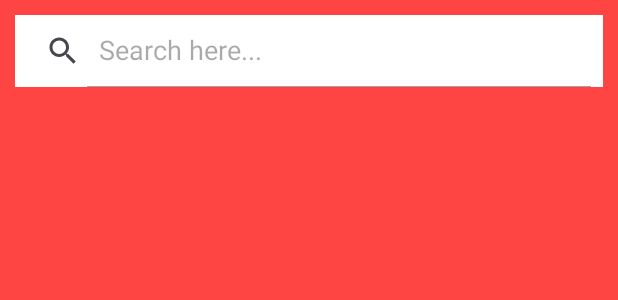
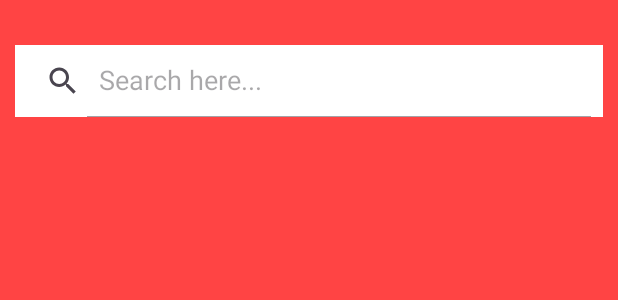
Before and after one commit to Vi021/MOPR280325_Part2, an Android app: the layout activity_main.xml on its own in the app's theme, with its tools: preview values and no code run, on a phone screen of 412 x 824 dp. Shown: the top 300 px of the screen. Run offline under Robolectric (Android 15) with nearby library versions, the phone set to English and light mode, and no system bars.

Commit message:
fixed bugs

```diff
--- a/app/src/main/res/layout/activity_main.xml
+++ b/app/src/main/res/layout/activity_main.xml
@@ -5,22 +5,27 @@
     android:id="@+id/main"
     android:layout_width="match_parent"
     android:layout_height="match_parent"
+    android:background="@android:color/holo_red_light"
     tools:context=".indicator_RecyclerView.MainActivity">
 
     <androidx.recyclerview.widget.RecyclerView
         android:id="@+id/rclr_icon"
         android:layout_width="match_parent"
-        android:layout_height="match_parent"
-        android:background="@android:color/holo_red_light"
+        android:layout_height="wrap_content"
+        android:layout_margin="10dp"
         android:contentDescription="RecyclerView with indicator"
-        android:padding="15dp"
+        app:layout_constraintEnd_toEndOf="parent"
+        app:layout_constraintStart_toStartOf="parent"
+        app:layout_constraintTop_toBottomOf="@+id/srch"
         tools:ignore="HardcodedText" />
 
     <androidx.appcompat.widget.SearchView
         android:id="@+id/srch"
         android:layout_width="match_parent"
         android:layout_height="wrap_content"
-        android:layout_margin="10dp"
+        android:layout_marginTop="30dp"
+        android:layout_marginStart="10dp"
+        android:layout_marginEnd="10dp"
         android:background="@color/white"
         app:iconifiedByDefault="false"
         app:layout_constraintEnd_toEndOf="parent"
```
Also changed, not shown: app/src/main/java/vn/iotstar/ltmob280325/indicator_RecyclerView/MainActivity.java (+8 -11 lines), 1 other file.
